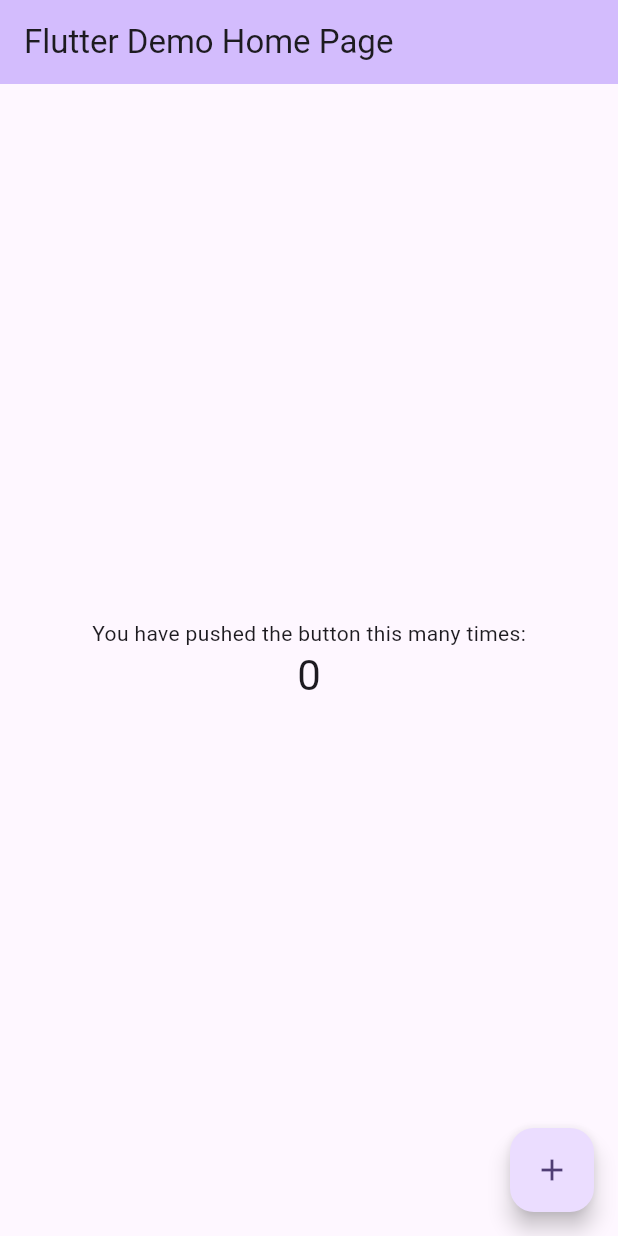
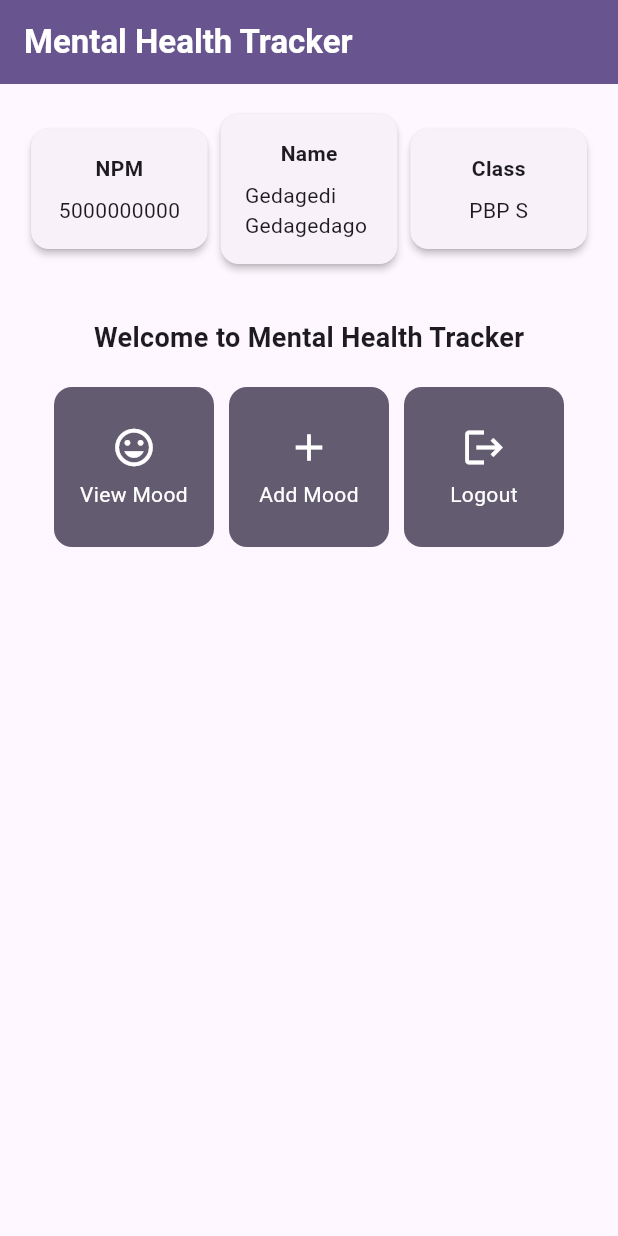
Before and after one commit to Mcflurrins/mental-health-tracker-mobile, a Flutter app: the screen it shows after launch, on a phone screen of 412 x 824 dp. Run offline on Flutter 3.47's test engine with Material 3 defaults, Android fonts, the phone set to English and light mode, and no system bars.

Commit message:
Tutorial 6 push

```diff
--- a/lib/main.dart
+++ b/lib/main.dart
@@ -1,4 +1,5 @@
 import 'package:flutter/material.dart';
+import 'package:mental_health_tracker/menu.dart';
 
 void main() {
   runApp(const MyApp());
@@ -31,95 +32,7 @@ class MyApp extends StatelessWidget {
         colorScheme: ColorScheme.fromSeed(seedColor: Colors.deepPurple),
         useMaterial3: true,
       ),
-      home: const MyHomePage(title: 'Flutter Demo Home Page'),
+      home: MyHomePage(),
     );
   }
 }
-
-class MyHomePage extends StatefulWidget {
-  const MyHomePage({super.key, required this.title});
-
-  // This widget is the home page of your application. It is stateful, meaning
-  // that it has a State object (defined below) that contains fields that affect
-  // how it looks.
-
-  // This class is the configuration for the state. It holds the values (in this
-  // case the title) provided by the parent (in this case the App widget) and
-  // used by the build method of the State. Fields in a Widget subclass are
-  // always marked "final".
-
-  final String title;
-
-  @override
-  State<MyHomePage> createState() => _MyHomePageState();
-}
-
-class _MyHomePageState extends State<MyHomePage> {
-  int _counter = 0;
-
-  void _incrementCounter() {
-    setState(() {
-      // This call to setState tells the Flutter framework that something has
-      // changed in this State, which causes it to rerun the build method below
-      // so that the display can reflect the updated values. If we changed
-      // _counter without calling setState(), then the build method would not be
-      // called again, and so nothing would appear to happen.
-      _counter++;
-    });
-  }
-
-  @override
-  Widget build(BuildContext context) {
-    // This method is rerun every time setState is called, for instance as done
-    // by the _incrementCounter method above.
-    //
-    // The Flutter framework has been optimized to make rerunning build methods
-    // fast, so that you can just rebuild anything that needs updating rather
-    // than having to individually change instances of widgets.
-    return Scaffold(
-      appBar: AppBar(
-        // TRY THIS: Try changing the color here to a specific color (to
-        // Colors.amber, perhaps?) and trigger a hot reload to see the AppBar
-        // change color while the other colors stay the same.
-        backgroundColor: Theme.of(context).colorScheme.inversePrimary,
-        // Here we take the value from the MyHomePage object that was created by
-        // the App.build method, and use it to set our appbar title.
-        title: Text(widget.title),
-      ),
-      body: Center(
-        // Center is a layout widget. It takes a single child and positions it
-        // in the middle of the parent.
-        child: Column(
-          // Column is also a layout widget. It takes a list of children and
-          // arranges them vertically. By default, it sizes itself to fit its
-          // children horizontally, and tries to be as tall as its parent.
-          //
-          // Column has various properties to control how it sizes itself and
-          // how it positions its children. Here we use mainAxisAlignment to
-          // center the children vertically; the main axis here is the vertical
-          // axis because Columns are vertical (the cross axis would be
-          // horizontal).
-          //
-          // TRY THIS: Invoke "debug painting" (choose the "Toggle Debug Paint"
-          // action in the IDE, or press "p" in the console), to see the
-          // wireframe for each widget.
-          mainAxisAlignment: MainAxisAlignment.center,
-          children: <Widget>[
-            const Text(
-              'You have pushed the button this many times:',
-            ),
-            Text(
-              '$_counter',
-              style: Theme.of(context).textTheme.headlineMedium,
-            ),
-          ],
-        ),
-      ),
-      floatingActionButton: FloatingActionButton(
-        onPressed: _incrementCounter,
-        tooltip: 'Increment',
-        child: const Icon(Icons.add),
-      ), // This trailing comma makes auto-formatting nicer for build methods.
-    );
-  }
-}
--- /dev/null
+++ b/lib/menu.dart
@@ -0,0 +1,186 @@
+import 'package:flutter/material.dart';
+
+class MyHomePage extends StatelessWidget {
+  final String npm = '5000000000'; // NPM
+  final String name = 'Gedagedi Gedagedago'; // Name
+  final String className = 'PBP S'; // Class
+  final List<ItemHomepage> items = [
+         ItemHomepage("View Mood", Icons.mood),
+         ItemHomepage("Add Mood", Icons.add),
+         ItemHomepage("Logout", Icons.logout),
+     ];
+  MyHomePage({super.key});
+
+    @override
+  Widget build(BuildContext context) {
+    // Scaffold provides the basic structure of the page with the AppBar and body.
+    return Scaffold(
+      // AppBar is the top part of the page that displays the title.
+      appBar: AppBar(
+        // The title of the application "Mental Health Tracker" with white text and bold font.
+        title: const Text(
+          'Mental Health Tracker',
+          style: TextStyle(
+            color: Colors.white,
+            fontWeight: FontWeight.bold,
+          ),
+        ),
+        // The background color of the AppBar is obtained from the application theme color scheme.
+        backgroundColor: Theme.of(context).colorScheme.primary,
+      ),
+      // Body of the page with paddings around it.
+      body: Padding(
+        padding: const EdgeInsets.all(16.0),
+        // Place the widget vertically in a column.
+        child: Column(
+          crossAxisAlignment: CrossAxisAlignment.center,
+          children: [
+            // Row to display 3 InfoCard horizontally.
+            Row(
+              mainAxisAlignment: MainAxisAlignment.spaceEvenly,
+              children: [
+                InfoCard(title: 'NPM', content: npm),
+                InfoCard(title: 'Name', content: name),
+                InfoCard(title: 'Class', content: className),
+              ],
+            ),
+
+            // Give a vertical space of 16 units.
+            const SizedBox(height: 16.0),
+
+            // Place the following widget in the center of the page.
+            Center(
+              child: Column(
+                // Place the text and grid item vertically.
+
+                children: [
+                  // Display the welcome message with bold font and size 18.
+                  const Padding(
+                    padding: EdgeInsets.only(top: 16.0),
+                    child: Text(
+                      'Welcome to Mental Health Tracker',
+                      style: TextStyle(
+                        fontWeight: FontWeight.bold,
+                        fontSize: 18.0,
+                      ),
+                    ),
+                  ),
+
+                  // Grid to display ItemCard in a 3 column grid.
+                  GridView.count(
+                    primary: true,
+                    padding: const EdgeInsets.all(20),
+                    crossAxisSpacing: 10,
+                    mainAxisSpacing: 10,
+                    crossAxisCount: 3,
+                    // To ensure that the grid fits its height.
+                    shrinkWrap: true,
+
+                    // Display ItemCard for each item in the items list.
+                    children: items.map((ItemHomepage item) {
+                      return ItemCard(item);
+                    }).toList(),
+                  ),
+                ],
+              ),
+            ),
+          ],
+        ),
+      ),
+    );
+  }
+}
+
+class ItemCard extends StatelessWidget {
+  // Display the card with an icon and name.
+
+  final ItemHomepage item;
+
+  const ItemCard(this.item, {super.key});
+
+  @override
+  Widget build(BuildContext context) {
+    return Material(
+      // Specify the background color of the application theme.
+      color: Theme.of(context).colorScheme.secondary,
+      // Round the card border.
+      borderRadius: BorderRadius.circular(12),
+
+      child: InkWell(
+        // Action when the card is pressed.
+        onTap: () {
+          // Display the SnackBar message when the card is pressed.
+          ScaffoldMessenger.of(context)
+            ..hideCurrentSnackBar()
+            ..showSnackBar(
+              SnackBar(content: Text("You have pressed the ${item.name} button!"))
+            );
+        },
+        // Container to store the Icon and Text
+        child: Container(
+          padding: const EdgeInsets.all(8),
+          child: Center(
+            child: Column(
+              // Place the Icon and Text in the center of the card.
+              mainAxisAlignment: MainAxisAlignment.center,
+              children: [
+                Icon(
+                  item.icon,
+                  color: Colors.white,
+                  size: 30.0,
+                ),
+                const Padding(padding: EdgeInsets.all(3)),
+                Text(
+                  item.name,
+                  textAlign: TextAlign.center,
+                  style: const TextStyle(color: Colors.white),
+                ),
+              ],
+            ),
+          ),
+        ),
+      ),
+    );
+  }
+
+}
+
+class ItemHomepage {
+     final String name;
+     final IconData icon;
+
+     ItemHomepage(this.name, this.icon);
+ }
+
+ class InfoCard extends StatelessWidget {
+  // Card information that displays the title and content.
+
+  final String title;  // Card title.
+  final String content;  // Card content.
+
+  const InfoCard({super.key, required this.title, required this.content});
+
+  @override
+  Widget build(BuildContext context) {
+    return Card(
+      // Create a card box with a shadow.
+      elevation: 2.0,
+      child: Container(
+        // Set the size and spacing within the card.
+        width: MediaQuery.of(context).size.width / 3.5, // Adjust with the width of the device used.
+        padding: const EdgeInsets.all(16.0),
+        // Place the title and content vertically.
+        child: Column(
+          children: [
+            Text(
+              title,
+              style: const TextStyle(fontWeight: FontWeight.bold),
+            ),
+            const SizedBox(height: 8.0),
+            Text(content),
+          ],
+        ),
+      ),
+    );
+  }
+}
```
